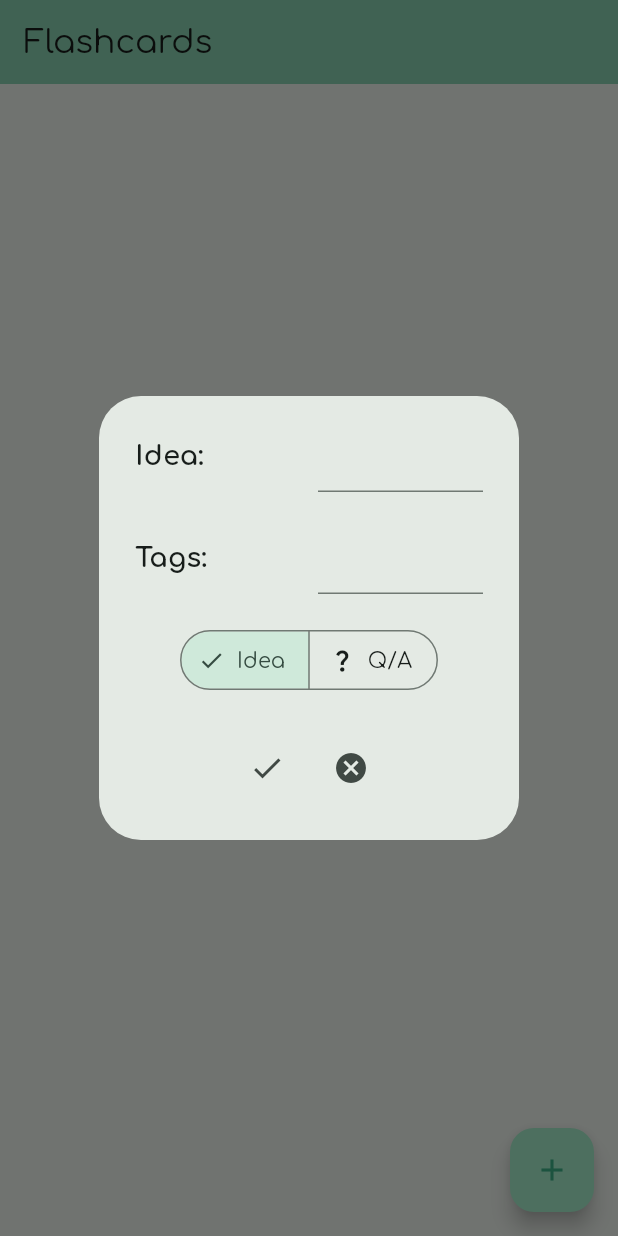
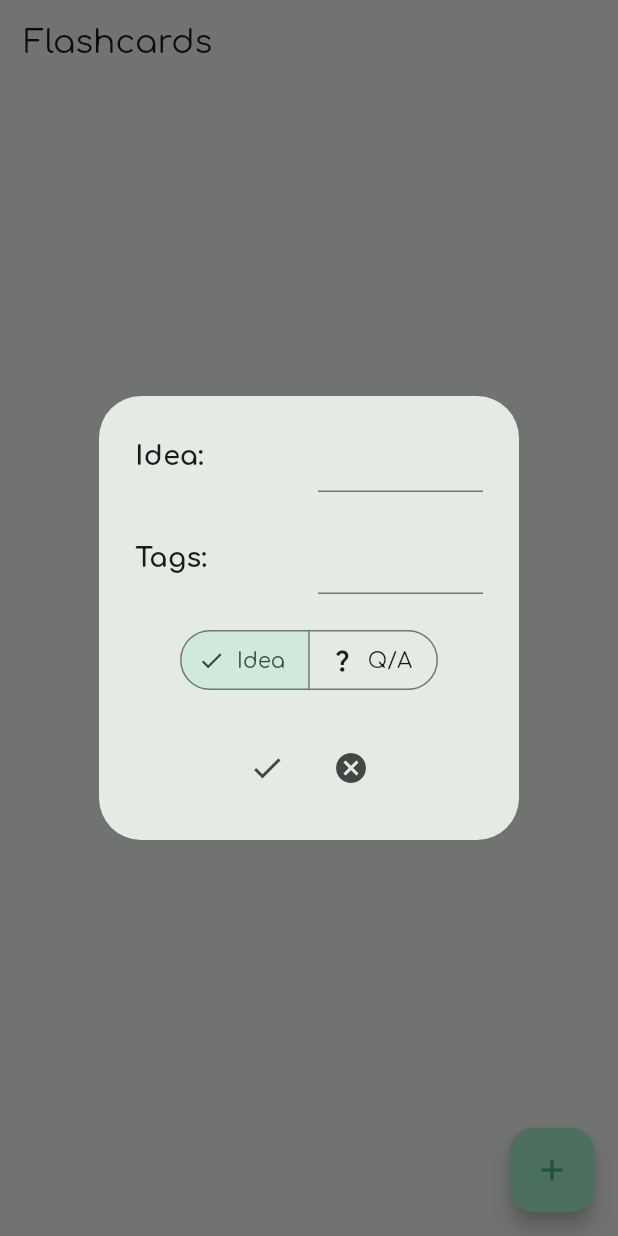
Before and after one commit to taaaf11/flashcards-flutter, a Flutter app: the screen it shows after launch, after a tap on the "add" icon, on a phone screen of 412 x 824 dp. Run offline on Flutter 3.47's test engine with Material 3 defaults, Android fonts, the phone set to English and light mode, and no system bars; our stand-ins replace hive, hive_flutter; accounts and stored records are empty.

Commit message:
add consts

```diff
--- a/lib/components/actions_dialog.dart
+++ b/lib/components/actions_dialog.dart
@@ -20,7 +20,7 @@ class ActionsDialog extends StatelessWidget {
         children: [
           IconTextButton(
             icon: Icons.edit_rounded,
-            child: Text('Edit'),
+            child: const Text('Edit'),
             onPress: () {
               Navigator.of(context).pop();
               showDialog(
@@ -36,7 +36,7 @@ class ActionsDialog extends StatelessWidget {
           ),
           IconTextButton(
             icon: Icons.delete,
-            child: Text('Delete'),
+            child: const Text('Delete'),
             onPress: () {
               flashCardsListProvider.remove(flashCard);
               Navigator.of(context).pop();
--- a/lib/components/add_flashcard_dialog.dart
+++ b/lib/components/add_flashcard_dialog.dart
@@ -72,12 +72,11 @@ class _AddFlashCardDialogState extends State<AddFlashCardDialog> {
                 width: 110,
                 child: TextField(
                   controller: _frontTextEditingController,
-                  decoration: InputDecoration(border: UnderlineInputBorder()),
                 ),
               ),
             ],
           ),
-          SizedBox(height: 20),
+          const SizedBox(height: 20),
           cardType == CardType.qa
               ? Row(
                   children: [
@@ -97,12 +96,14 @@ class _AddFlashCardDialogState extends State<AddFlashCardDialog> {
                   ],
                 )
               : const SizedBox.shrink(),
-          cardType == CardType.qa ? SizedBox(height: 30) : SizedBox.shrink(),
+          cardType == CardType.qa
+              ? const SizedBox(height: 30)
+              : const SizedBox.shrink(),
           cardType == CardType.qa
               ? Row(
                   mainAxisAlignment: MainAxisAlignment.spaceBetween,
                   children: [
-                    Text(
+                    const Text(
                       'Difficulty:',
                       style: TextStyle(
                         fontSize: 18,
@@ -132,7 +133,9 @@ class _AddFlashCardDialogState extends State<AddFlashCardDialog> {
                   ],
                 )
               : const SizedBox.shrink(),
-          cardType == CardType.qa ? SizedBox(height: 20) : SizedBox.shrink(),
+          cardType == CardType.qa
+              ? const SizedBox(height: 20)
+              : const SizedBox.shrink(),
           Row(
             children: [
               const Expanded(
@@ -149,7 +152,7 @@ class _AddFlashCardDialogState extends State<AddFlashCardDialog> {
               ),
             ],
           ),
-          SizedBox(height: 20),
+          const SizedBox(height: 20),
           SegmentedButton<CardType>(
             segments: const <ButtonSegment<CardType>>[
               ButtonSegment(
--- a/lib/components/back_text_dialog.dart
+++ b/lib/components/back_text_dialog.dart
@@ -20,7 +20,7 @@ class FlashCardInfoDialog extends StatelessWidget {
                 'The Question is: ',
                 style: Theme.of(context).textTheme.headlineSmall,
               ),
-              SizedBox(height: 5),
+              const SizedBox(height: 5),
               Text(
                 flashCard.frontText,
                 textAlign: TextAlign.center,
@@ -30,7 +30,7 @@ class FlashCardInfoDialog extends StatelessWidget {
               ),
             ],
           ),
-          SizedBox(height: 18),
+          const SizedBox(height: 18),
           Column(
             mainAxisSize: MainAxisSize.min,
             children: [
@@ -38,7 +38,7 @@ class FlashCardInfoDialog extends StatelessWidget {
                 'The Answer is: ',
                 style: Theme.of(context).textTheme.headlineSmall,
               ),
-              SizedBox(height: 5),
+              const SizedBox(height: 5),
               Text(
                 flashCard.backText!,
                 textAlign: TextAlign.center,
--- a/lib/components/icon_text_button.dart
+++ b/lib/components/icon_text_button.dart
@@ -19,7 +19,7 @@ class IconTextButton extends StatelessWidget {
       child: Container(
         padding: const EdgeInsets.symmetric(vertical: 12),
         child: Row(
-          children: [Icon(icon), child, Spacer()],
+          children: [Icon(icon), child, const Spacer()],
         ),
       ),
     );
--- a/lib/main.dart
+++ b/lib/main.dart
@@ -116,13 +116,13 @@ class _MyHomePageState extends State<MyHomePage> {
 
     return Scaffold(
       appBar: AppBar(
-        backgroundColor: Theme.of(context).colorScheme.inversePrimary,
         title: Text(widget.title),
       ),
       body: Column(
         children: [
           Expanded(
             child: ListView.separated(
+              padding: const EdgeInsets.symmetric(vertical: 18),
               itemCount: flashCardsState.flashCards.length,
               itemBuilder: (context, index) {
                 return FlashCardWidget(
```
Also changed, not shown: lib/components/flashcard_widget.dart (+10 -6 lines).
